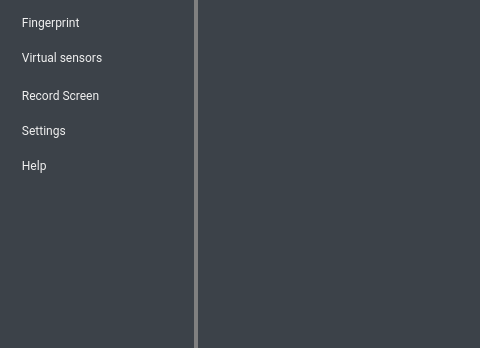
Old version of the form android/android-emu/android/skin/qt/extended.ui in the repository aosp-mirror/platform_external_qemu; both pictures show x 0 to 480 and y 252 to 600 of the 820 by 600 pixel window.
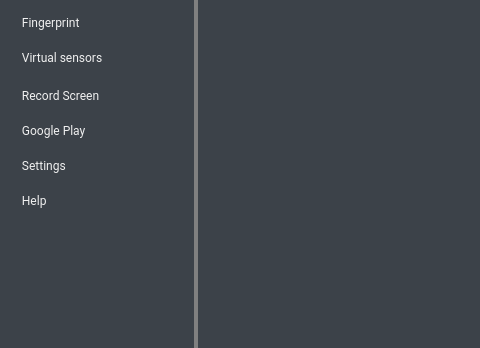
New version of the form. The open tabs and pages were chosen to show the change. Icons and pictures are not drawn. Custom widgets are drawn as their Qt base class.

Commit message: [UI] Layout for Google Play tab (hidden).

```diff
--- a/android/android-emu/android/skin/qt/extended.ui
+++ b/android/android-emu/android/skin/qt/extended.ui
@@ -843,6 +843,56 @@
         </property>
        </widget>
       </item>
+      <item>
+       <widget class="QPushButton" name="googlePlayButton">
+        <property name="visible">
+         <!-- TODO(joshuaduong): Enable once gplay is ready. -->
+         <bool>false</bool>
+        </property>
+        <property name="font">
+         <font>
+          <family>Roboto</family>
+         </font>
+        </property>
+        <property name="autoFillBackground">
+         <bool>false</bool>
+        </property>
+        <property name="styleSheet">
+         <string notr="true">/* overridden by stylesheet_template.css */
+border: none;
+text-align: left;
+padding: 10px 0px 10px 16px;</string>
+        </property>
+        <property name="text">
+         <string>  Google Play</string>
+        </property>
+        <property name="icon">
+         <iconset resource="resources.qrc">
+          <normaloff>:/light/google_play</normaloff>:/light/google_play</iconset>
+        </property>
+        <property name="iconSize">
+         <size>
+          <width>20</width>
+          <height>20</height>
+         </size>
+        </property>
+        <property name="checkable">
+         <bool>true</bool>
+        </property>
+        <property name="flat">
+         <bool>true</bool>
+        </property>
+        <property name="report_metrics" stdset="0">
+         <bool>false</bool>
+        </property>
+        <property name="themeIconName" stdset="0">
+         <string>google_play</string>
+        </property>
+        <property name="ColorGroup" stdset="0">
+         <string>MajorTab</string>
+        </property>
+       </widget>
+      </item>
       <item>
        <widget class="QPushButton" name="settingsButton">
         <property name="font">
@@ -1026,6 +1076,12 @@
    <header>android/skin/qt/extended-pages/record-screen-page.h</header>
    <container>1</container>
   </customwidget>
+  <customwidget>
+   <class>GooglePlayPage</class>
+   <extends>QWidget</extends>
+   <header>android/skin/qt/extended-pages/google-play-page.h</header>
+   <container>1</container>
+  </customwidget>
  </customwidgets>
  <tabstops>
   <tabstop>locationButton</tabstop>
```
Left out of the diff: 3 changed lines with no effect on the pictures. The commit also changes 12 other files.
